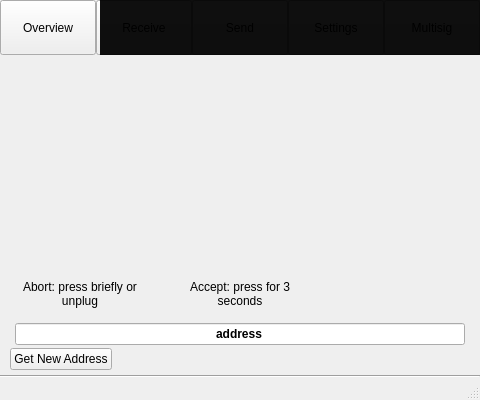
This is src/qt/ui/overview.ui in jonasschnelli/dbb-app as Qt 5 draws it before an edit. The edited form follows.
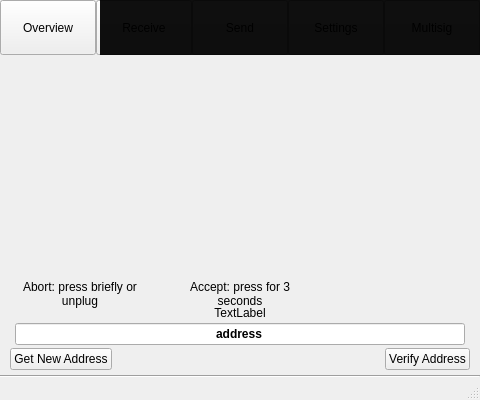
This is the edited form. The open tabs and pages were chosen to show the change. Icons and pictures are not drawn.

Commit message: Add support for receiving address verification

```diff
--- a/src/qt/ui/overview.ui
+++ b/src/qt/ui/overview.ui
@@ -1027,6 +1027,16 @@
          </property>
         </spacer>
        </item>
+       <item>
+        <widget class="QLabel" name="keypathLabel">
+         <property name="text">
+          <string>TextLabel</string>
+         </property>
+         <property name="alignment">
+          <set>Qt::AlignCenter</set>
+         </property>
+        </widget>
+       </item>
        <item>
         <layout class="QVBoxLayout" name="verticalLayout_5">
          <property name="leftMargin">
@@ -1087,6 +1097,13 @@
            </property>
           </spacer>
          </item>
+         <item>
+          <widget class="QPushButton" name="verifyAddressButton">
+           <property name="text">
+            <string>Verify Address</string>
+           </property>
+          </widget>
+         </item>
         </layout>
        </item>
       </layout>
```
The commit also changes 2 other files.
